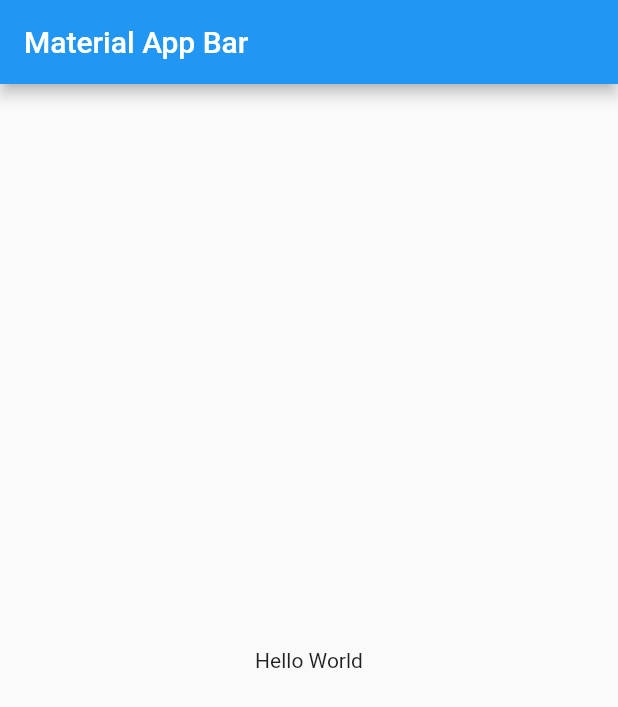
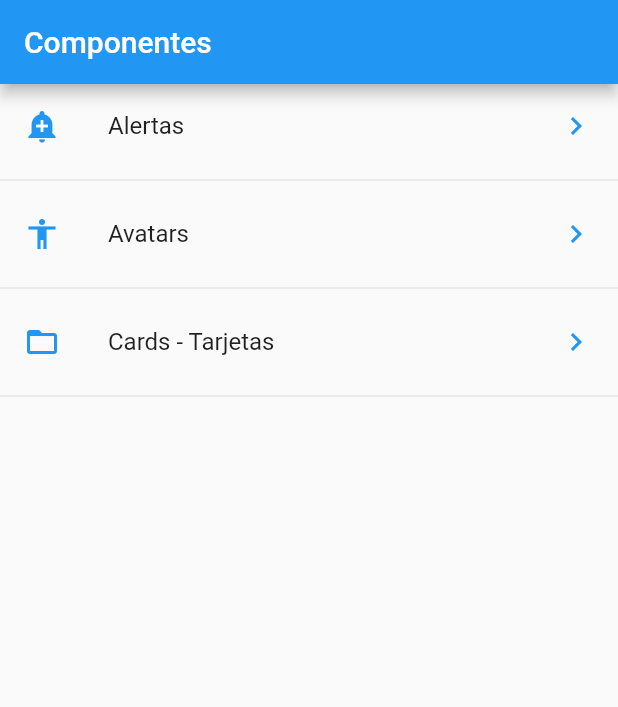
Before and after one commit to bider88/components_flutter, a Flutter app: the screen it shows after launch, on a phone screen of 412 x 824 dp. Shown: the top 707 px of the screen. Run offline on Flutter 3.47's test engine with Material 2 defaults, Android fonts, the phone set to English and light mode, and no system bars.

Commit message:
create home page

```diff
--- /dev/null
+++ b/data/menu_opts.json
@@ -0,0 +1,20 @@
+{
+    "nombreApp" : "Componentes",
+    "rutas" : [
+        {
+            "ruta" : "alert",
+            "icon" : "add_alert",
+            "texto": "Alertas"
+        },
+        {
+            "ruta" : "avatar",
+            "icon" : "accessibility",
+            "texto": "Avatars"
+        },
+        {
+            "ruta" : "card",
+            "icon" : "folder_open",
+            "texto": "Cards - Tarjetas"
+        }
+    ]
+}
--- a/lib/main.dart
+++ b/lib/main.dart
@@ -1,4 +1,7 @@
 import 'package:flutter/material.dart';
+
+// import 'package:components_flutter/src/pages/home_temp.dart';
+import 'package:components_flutter/src/pages/home_page.dart';
 
 void main() => runApp(MyApp());
 
@@ -6,17 +9,10 @@ class MyApp extends StatelessWidget {
   @override
   Widget build(BuildContext context) {
     return MaterialApp(
-      title: 'Material App',
-      home: Scaffold(
-        appBar: AppBar(
-          title: Text('Material App Bar'),
-        ),
-        body: Center(
-          child: Container(
-            child: Text('Hello World'),
-          ),
-        ),
-      ),
+      title: 'Componentes App',
+      debugShowCheckedModeBanner: false,
+      // home: HomeTempPage(),
+      home: HomePage(),
     );
   }
 }
--- /dev/null
+++ b/lib/src/pages/home_page.dart
@@ -0,0 +1,39 @@
+import 'package:flutter/material.dart';
+
+import 'package:components_flutter/src/providers/menu_provider.dart';
+import 'package:components_flutter/src/utils/icon_string_util.dart';
+
+class HomePage extends StatelessWidget {
+  @override
+  Widget build(BuildContext context) {
+    return Scaffold(
+      appBar: AppBar(title: Text('Componentes')),
+      body: _list(),
+    );
+  }
+
+  Widget _list() {
+    return FutureBuilder(
+      future: menuProvider.loadData(),
+      initialData: [],
+      builder: (context, AsyncSnapshot<List<dynamic>> snapshot) {
+        return ListView(children: _createItems(snapshot.data));
+      }
+    );
+  }
+
+  List<Widget>_createItems(List<dynamic> options) {
+
+    return options.map((option) => Column(
+      children: [
+        ListTile(
+          title: Text(option['texto']),
+          leading: getIcon(option['icon']),
+          trailing: Icon(Icons.keyboard_arrow_right, color: Colors.blue),
+          onTap: () => {},
+        ),
+        Divider()
+      ],
+    )).toList();
+  }
+}
--- /dev/null
+++ b/lib/src/utils/icon_string_util.dart
@@ -0,0 +1,11 @@
+import 'package:flutter/material.dart';
+
+final _icons = <String, IconData>{
+  'add_alert': Icons.add_alert,
+  'accessibility': Icons.accessibility,
+  'folder_open': Icons.folder_open
+};
+
+Icon getIcon(String iconName) {
+  return Icon(_icons[iconName], color: Colors.blue,);
+}
--- a/pubspec.yaml
+++ b/pubspec.yaml
@@ -45,8 +45,8 @@ flutter:
   uses-material-design: true
 
   # To add assets to your application, add an assets section, like this:
-  # assets:
-  #   - images/a_dot_burr.jpeg
+  assets:
+    - data/menu_opts.json
   #   - images/a_dot_ham.jpeg
 
   # An image asset can refer to one or more resolution-specific "variants", see
```
Also changed, not shown: lib/src/pages/home_temp.dart (added, +44 -0 lines), lib/src/providers/menu_provider.dart (added, +19 -0 lines), 1 other file.
